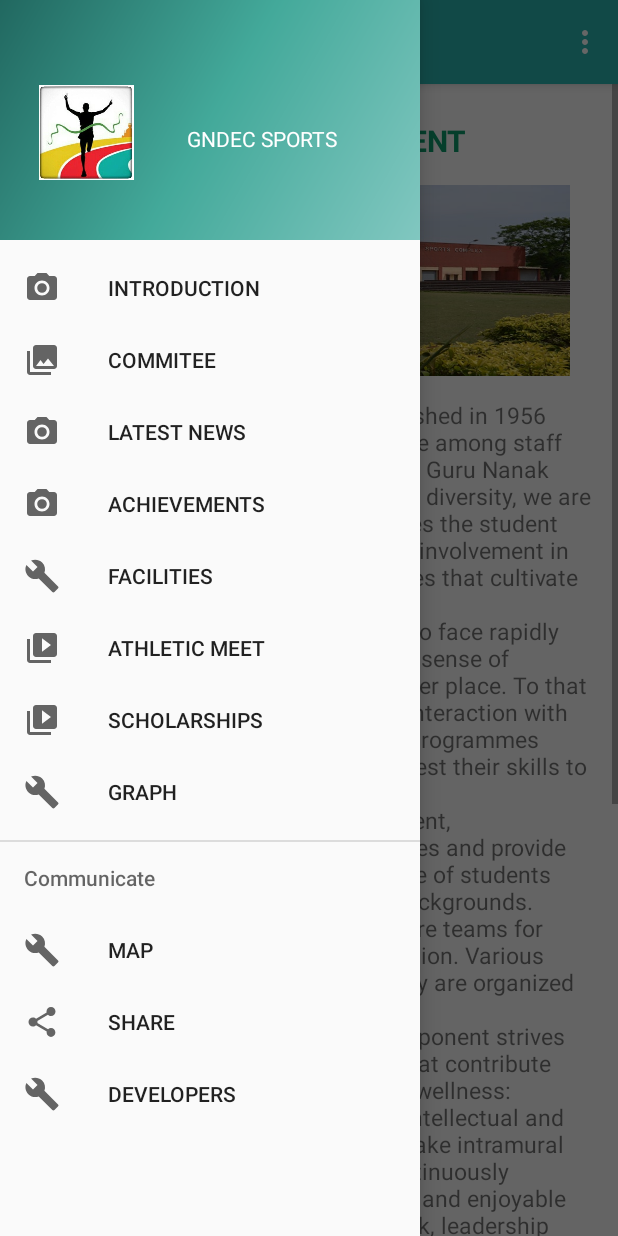
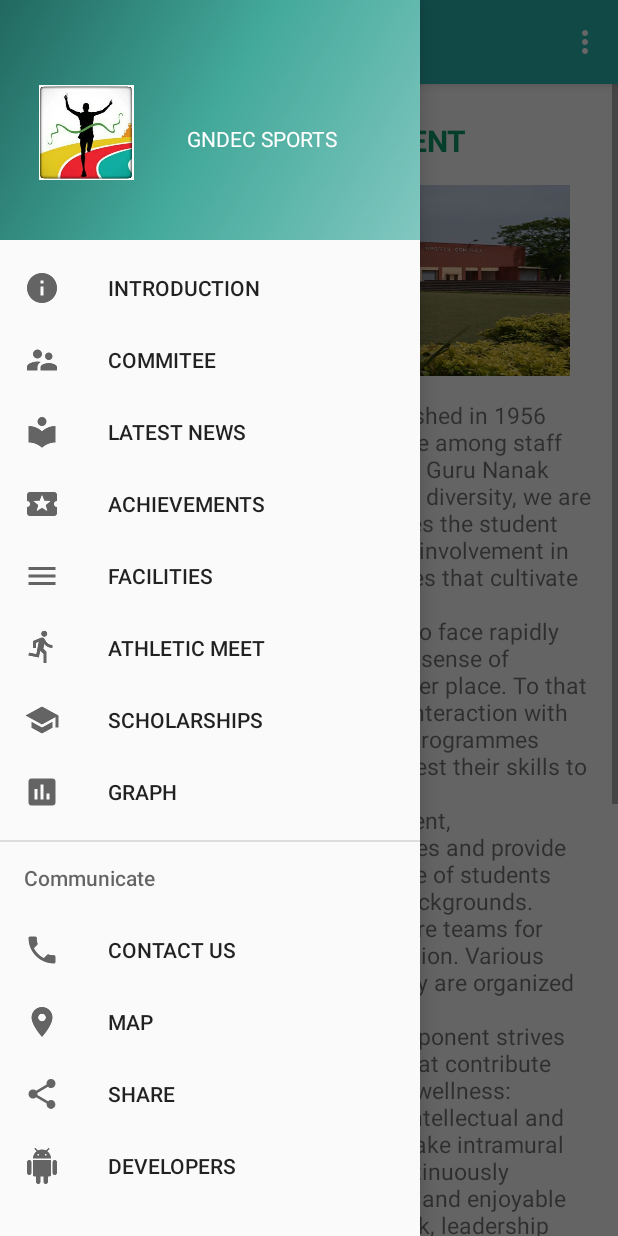
Before and after one commit to birjotsingh17/GndecSports, an Android app: the screen it shows after launch once a user with an empty profile is signed in (HomeActivity), with the side drawer open, on a phone screen of 412 x 824 dp. Run offline under Robolectric (Android 15) with nearby library versions, the phone set to English and light mode, and no system bars; our stand-ins replace Firebase (no records; nobody signed in at launch, a user with empty details on screens opened directly).

Commit message:
contact us and icons

```diff
--- a/app/src/main/AndroidManifest.xml
+++ b/app/src/main/AndroidManifest.xml
@@ -35,6 +35,8 @@
             android:theme="@style/Theme.AppCompat.Light.NoActionBar.FullScreen">
         </activity>
 
+        <activity android:name=".Activities.Developers" />
+
         <activity android:name=".Activities.SplashActivity"
             android:theme="@style/Theme.AppCompat.Light.NoActionBar.FullScreen">
             <intent-filter>
@@ -46,6 +48,8 @@
         </activity>
 
         <activity android:name=".Activities.Athletics" />
+
+        <activity android:name=".Activities.ContactUs"></activity>
     </application>
 
 </manifest>
--- a/app/src/main/java/com/birjot/gndec_sports/Activities/HomeActivity.java
+++ b/app/src/main/java/com/birjot/gndec_sports/Activities/HomeActivity.java
@@ -214,6 +214,10 @@ public class HomeActivity extends Progressdialog
                /* Intent intent = new Intent(HomeActivity.this,Graphs.class);
                 startActivity(intent);*/
                 break;
+            case R.id.nav_contactus:
+                Intent intent1 = new Intent(HomeActivity.this,ContactUs.class);
+                startActivity(intent1);
+                break;
 
 
         }
--- a/app/src/main/res/menu/activity_home_drawer.xml
+++ b/app/src/main/res/menu/activity_home_drawer.xml
@@ -4,36 +4,36 @@
     <group android:checkableBehavior="single">
         <item
             android:id="@+id/introduction"
-            android:icon="@drawable/ic_menu_camera"
+            android:icon="@drawable/infoicon"
             android:title="INTRODUCTION" />
         <item
             android:id="@+id/nav_gallery"
-            android:icon="@drawable/ic_menu_gallery"
+            android:icon="@drawable/commiteicon"
             android:title="COMMITEE" />
         <item
             android:id="@+id/latestnews"
-            android:icon="@drawable/ic_menu_camera"
+            android:icon="@drawable/libnewsicon"
             android:title="LATEST NEWS" />
         <item
             android:id="@+id/viewposts"
-            android:icon="@drawable/ic_menu_camera"
+            android:icon="@drawable/achiicon"
             android:title="ACHIEVEMENTS" />
         <item
             android:id="@+id/nav_facilities"
-            android:icon="@drawable/ic_menu_manage"
+            android:icon="@drawable/achieveicon"
             android:title="FACILITIES" />
         <item
             android:id="@+id/nav_athletics"
-            android:icon="@drawable/ic_menu_slideshow"
+            android:icon="@drawable/athleticsicon"
             android:title="ATHLETIC MEET" />
 
         <item
             android:id="@+id/nav_scholarships"
-            android:icon="@drawable/ic_menu_slideshow"
+            android:icon="@drawable/scholaricon"
             android:title="SCHOLARSHIPS" />
         <item
             android:id="@+id/nav_graph"
-            android:icon="@drawable/ic_menu_manage"
+            android:icon="@drawable/graphicon"
             android:title="GRAPH" />
 
 
@@ -44,8 +44,14 @@
         <menu>
 
             <item
+                android:id="@+id/nav_contactus"
+                android:icon="@drawable/contactusicon"
+                android:title="CONTACT US"
+                />
+
+            <item
                 android:id="@+id/nav_map"
-                android:icon="@drawable/ic_menu_manage"
+                android:icon="@drawable/mapicon"
                 android:title="MAP" />
 
             <item
@@ -54,11 +60,10 @@
                 android:title="SHARE" />
             <item
                 android:id="@+id/nav_madeby"
-                android:icon="@drawable/ic_menu_manage"
+                android:icon="@drawable/developers"
                 android:title="DEVELOPERS"
                 />
 
         </menu>
     </item>
-
 </menu>
```
Also changed, not shown: app/src/main/java/com/birjot/gndec_sports/Activities/ContactUs.java (added, +23 -0 lines), app/src/main/res/layout/activity_contact_us.xml (added, +121 -0 lines), app/src/main/res/drawable/achieveicon.png (added), app/src/main/res/drawable/achiicon.png (added), app/src/main/res/drawable/athleticsicon.png (added), app/src/main/res/drawable/commiteicon.png (added), app/src/main/res/drawable/contactusicon.png (added), app/src/main/res/drawable/developers.png (added), app/src/main/res/drawable/facilitiesicon.png (added), app/src/main/res/drawable/graphicon.png (added), app/src/main/res/drawable/infoicon.png (added), app/src/main/res/drawable/itroicon.png (added), app/src/main/res/drawable/libnewsicon.png (added), app/src/main/res/drawable/mapicon.png (added), 3 more files.
